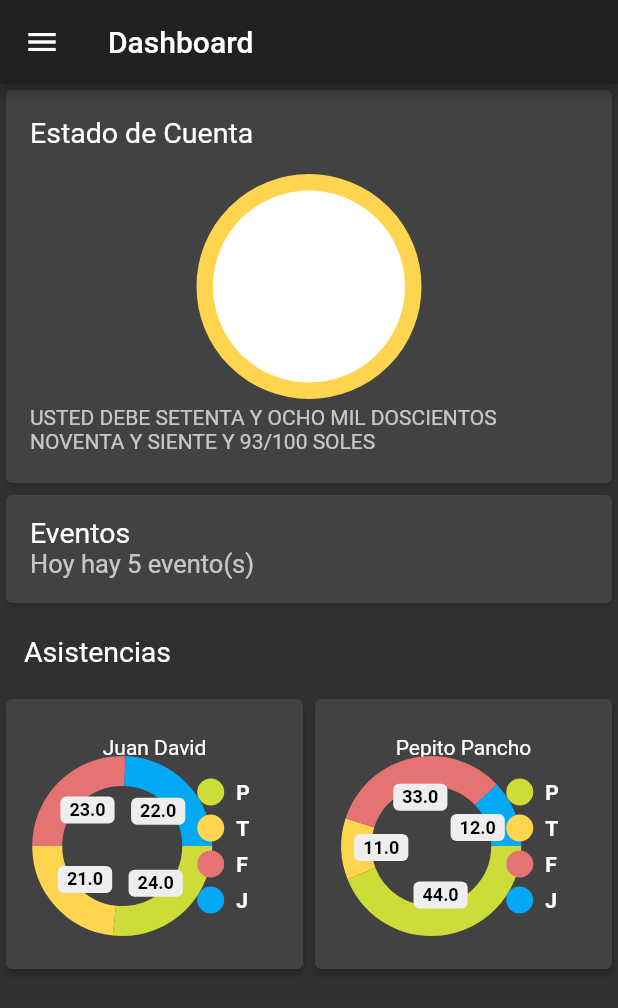
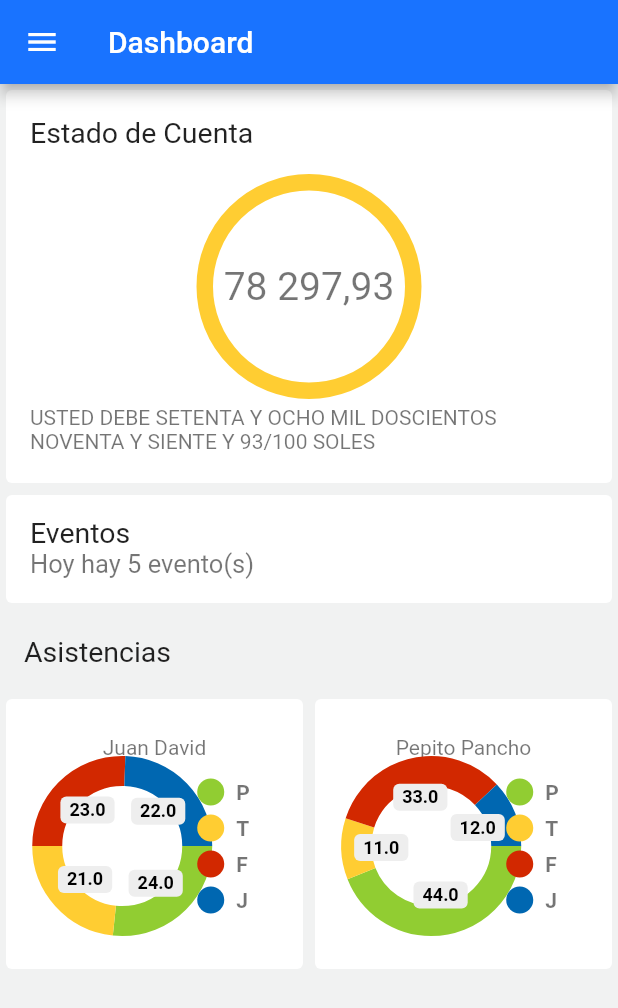
Before and after one commit to open-way/school_mobile_portal, a Flutter app: the DashboardPage screen opened by its route, on a phone screen of 412 x 824 dp. Shown: the top 1008 px of the screen. Run offline on Flutter 3.47's test engine with Material 2 defaults, Android fonts, the phone set to English and light mode, and no system bars; drawn by our look-alikes of pie_chart; our stand-ins replace flutter_secure_storage, rflutter_alert, table_calendar; missing offline and left inert: animated_dialog_box, http_interceptor; accounts and stored records are empty.

Commit message:
Agenda-Asistencia-Dash v0.4.0

```diff
--- a/lib/models/agenda_model.dart
+++ b/lib/models/agenda_model.dart
@@ -1,7 +1,7 @@
 import 'package:flutter/foundation.dart';
 
 class AgendaModel {
-  final int idActividad;
+  final String idActividad;
   final String fechaInicio;
   final String fechaFinal;
   final String nombre;
@@ -29,7 +29,7 @@ class AgendaModel {
 
   factory AgendaModel.fromJson(Map<String, dynamic> json) {
     return AgendaModel(
-      idActividad: json['id_actividad'] as int,
+      idActividad: json['id_actividad'] as String,
       fechaInicio: json['fecha_inicio'] as String,
       fechaFinal: json['fecha_final'] as String,
       nombre: json['nombre'] as String,
--- a/lib/models/dashboard_model.dart
+++ b/lib/models/dashboard_model.dart
@@ -3,7 +3,7 @@ import 'package:flutter/foundation.dart';
 class DashboardModel {
   final List<dynamic> estadoCuentaResumen;
   final String eventos;
-  final List<dynamic> asistencias;
+  final Map<String, dynamic> asistencias;
 
   DashboardModel({
     @required this.estadoCuentaResumen,
@@ -15,7 +15,7 @@ class DashboardModel {
     return DashboardModel(
       estadoCuentaResumen: json['estado_cuenta_resumen'] as List<dynamic>,
       eventos: json['eventos'] as String,
-      asistencias: json['asistencias'] as List<dynamic>,
+      asistencias: json['asistencias'] as Map<String, dynamic>,
     );
   }
 }
--- a/lib/pages/dashboard_page/dashboard_page.dart
+++ b/lib/pages/dashboard_page/dashboard_page.dart
@@ -3,6 +3,7 @@ import 'package:flutter/material.dart';
 import 'package:school_mobile_portal/models/dashboard_model.dart';
 import 'package:school_mobile_portal/pages/agenda_page/agenda_page.dart';
 import 'package:school_mobile_portal/pages/asistencia_page/asistencia_page.dart';
+import 'package:school_mobile_portal/pages/estado_cuenta_page/estado_cuenta_page.dart';
 import 'package:school_mobile_portal/services/auth.service.dart';
 import 'package:school_mobile_portal/services/dashboard.service.dart';
 import 'package:school_mobile_portal/widgets/drawer.dart';
@@ -22,7 +23,7 @@ class DashboardPage extends StatefulWidget {
 }
 
 class _DashboardPageState extends State<DashboardPage> {
-  final DashboardService portalPadresService = new DashboardService();
+  final DashboardService dashboardService = new DashboardService();
 
   @override
   void initState() {
@@ -62,7 +63,7 @@ class _DashboardPageState extends State<DashboardPage> {
 
   Widget futureBuildEstadoCuenta(BuildContext context) {
     return FutureBuilder(
-        future: portalPadresService.getDashboard(),
+        future: dashboardService.getDashboard(),
         builder: (context, AsyncSnapshot<List<DashboardModel>> snapshot) {
           if (snapshot.hasError) print(snapshot.error);
           if (snapshot.hasData) {
@@ -71,7 +72,7 @@ class _DashboardPageState extends State<DashboardPage> {
             var texto = dashboard[0].estadoCuentaResumen[0]['texto'];
             var color = dashboard[0].estadoCuentaResumen[0]['color'];
 
-            return _circle(importe, texto, Color(hexStringToHexInt(color)));
+            return _circle(importe, texto, Color(int.parse(color)));
           } else {
             return Center(child: CircularProgressIndicator());
           }
@@ -80,7 +81,7 @@ class _DashboardPageState extends State<DashboardPage> {
 
   Widget futureBuildEventos(BuildContext context) {
     return FutureBuilder(
-        future: portalPadresService.getDashboard(),
+        future: dashboardService.getDashboard(),
         builder: (context, AsyncSnapshot<List<DashboardModel>> snapshot) {
           if (snapshot.hasError) print(snapshot.error);
           if (snapshot.hasData) {
@@ -96,7 +97,7 @@ class _DashboardPageState extends State<DashboardPage> {
 
   Widget futureBuildAsistencias(BuildContext context) {
     return FutureBuilder(
-        future: portalPadresService.getDashboard(),
+        future: dashboardService.getDashboard(),
         builder: (context, AsyncSnapshot<List<DashboardModel>> snapshot) {
           if (snapshot.hasError) print(snapshot.error);
           if (snapshot.hasData) {
@@ -110,20 +111,21 @@ class _DashboardPageState extends State<DashboardPage> {
         });
   }
 
-  hexStringToHexInt(String hex) {
+  /*hexStringToHexInt(String hex) {
     hex = hex.replaceFirst('#', '');
     hex = hex.length == 6 ? 'ff' + hex : hex;
     int val = int.parse(hex, radix: 16);
     return val;
-  }
+  }*/
 
   Widget _circle(String importe, String texto, Color color) => new Card(
+        elevation: 0,
         child: InkWell(
             splashColor: Colors.blue.withAlpha(30),
             onTap: () {
               Navigator.push(
                 context,
-                MaterialPageRoute(builder: (context) => AsistenciaPage()),
+                MaterialPageRoute(builder: (context) => EstadoCuentaPage()),
               );
             },
             child: Column(mainAxisSize: MainAxisSize.min, children: <Widget>[
@@ -140,7 +142,7 @@ class _DashboardPageState extends State<DashboardPage> {
             ])),
       );
 
-  Widget _cardEsdadoCuenta(String saldo, Color color) => new Card(
+  /*Widget _cardEsdadoCuenta(String saldo, Color color) => new Card(
         color: color,
         child: InkWell(
           splashColor: Colors.blue.withAlpha(30),
@@ -160,9 +162,10 @@ class _DashboardPageState extends State<DashboardPage> {
             ),
           ),
         ),
-      );
+      );*/
 
   Widget _cardEventos(String cantEventos) => new Card(
+        elevation: 0,
         child: InkWell(
           splashColor: Colors.blue.withAlpha(30),
           onTap: () {
@@ -181,17 +184,19 @@ class _DashboardPageState extends State<DashboardPage> {
         ),
       );
 
-  Widget _cardAsistencias(List listaAsistencia) {
+  Widget _cardAsistencias(Map<String, dynamic> listaAsistencia) {
     var children = <Widget>[];
     var card = Column(children: <Widget>[
       ListTile(title: Text('Asistencias', style: TextStyle(fontSize: 19))),
       Row(children: children)
     ]);
-    for (var i = 0; i < listaAsistencia.length; i++) {
+    Map<String, dynamic> colores = listaAsistencia['colores'];
+    List<dynamic> alumnos = listaAsistencia['alumnos'];
+    for (var i = 0; i < alumnos.length; i++) {
       children.add(LayoutBuilder(
           builder: (BuildContext context, BoxConstraints constraints) {
         var localWidth;
-        if (listaAsistencia.length > 1) {
+        if (alumnos.length > 1) {
           localWidth = MediaQuery.of(context).size.width / 2;
         } else {
           localWidth = MediaQuery.of(context).size.width / 1;
@@ -199,7 +204,7 @@ class _DashboardPageState extends State<DashboardPage> {
         return Container(
             width: localWidth,
             child: Card(
-                elevation: 2,
+                elevation: 0,
                 child: InkWell(
                     splashColor: Colors.blue.withAlpha(30),
                     onTap: () {
@@ -210,26 +215,20 @@ class _DashboardPageState extends State<DashboardPage> {
                     },
                     child: PieChartAsistencia(
                         colorList: [
-                          Color(hexStringToHexInt(
-                              listaAsistencia[i]['puntual_color'])),
-                          Color(hexStringToHexInt(
-                              listaAsistencia[i]['tarde_color'])),
-                          Color(hexStringToHexInt(
-                              listaAsistencia[i]['falta_color'])),
-                          Color(hexStringToHexInt(
-                              listaAsistencia[i]['justificada_color']))
+                          Color(int.parse(colores['puntual_color'])),
+                          Color(int.parse(colores['tarde_color'])),
+                          Color(int.parse(colores['falta_color'])),
+                          Color(int.parse(colores['justificado_color']))
                         ],
                         dataMap: {
-                          'P':
-                              double.parse(listaAsistencia[i]['puntual_valor']),
-                          'T': double.parse(listaAsistencia[i]['tarde_valor']),
-                          'F': double.parse(listaAsistencia[i]['falta_valor']),
-                          'J': double.parse(
-                              listaAsistencia[i]['justificada_valor'])
+                          'P': double.parse(alumnos[i]['puntual_valor']),
+                          'T': double.parse(alumnos[i]['tarde_valor']),
+                          'F': double.parse(alumnos[i]['falta_valor']),
+                          'J': double.parse(alumnos[i]['justificada_valor'])
                         },
                         fontSize: 14,
                         size: 180,
-                        text: Text(listaAsistencia[i]['nombre'],
+                        text: Text(alumnos[i]['nombre'],
                             style: TextStyle(fontSize: 14))))));
       }));
     }
--- a/lib/services/dashboard.service.dart
+++ b/lib/services/dashboard.service.dart
@@ -12,7 +12,7 @@ class DashboardService {
   Future<List<DashboardModel>> getDashboard() async {
     //http.Response res = await http.get('$theUrl');
     String pres =
-        '{"data":[{"estado_cuenta_resumen":[{"importe":"00,00","texto":"USTED DEBE SETENTA Y OCHO MIL DOSCIENTOS NOVENTA Y SIENTE Y 93/100 SOLES","color":"#FFD54F"}],"eventos":"5","asistencias":[{"id_alumno":"1","nombre":"Juan David","puntual_valor":"24","tarde_valor":"21","falta_valor":"23","justificada_valor":"22","puntual_color":"#CDDC39","tarde_color":"#FFD54F","falta_color":"#E57373","justificada_color":"#03A9F4"},{"id_alumno":"2","nombre":"Pepito Pancho","puntual_valor":"44","tarde_valor":"11","falta_valor":"33","justificada_valor":"12","puntual_color":"#CDDC39","tarde_color":"#FFD54F","falta_color":"#E57373","justificada_color":"#03A9F4"}]}]}';
+        '{"data":[{"estado_cuenta_resumen":[{"importe":"78 297,93","texto":"USTED DEBE SETENTA Y OCHO MIL DOSCIENTOS NOVENTA Y SIENTE Y 93/100 SOLES","color":"0xFFFFCD32"}],"eventos":"5","asistencias":{"colores":{"puntual_color":"0xFF91CD32","tarde_color":"0xFFFFCD32","falta_color":"0xFFD22800","justificado_color":"0xFF0067B1"},"alumnos":[{"id_alumno":"1","nombre":"Juan David","puntual_valor":"24","tarde_valor":"21","falta_valor":"23","justificada_valor":"22"},{"id_alumno":"2","nombre":"Pepito Pancho","puntual_valor":"44","tarde_valor":"11","falta_valor":"33","justificada_valor":"12"}]}}]}';
     Map<String, dynamic> res = await jsonDecode(pres);
     //if (res.statusCode == 200) {
     if (jsonEncode(res) != null) {
--- a/lib/theme/dark.theme.dart
+++ b/lib/theme/dark.theme.dart
@@ -1,6 +1,10 @@
 import 'package:flutter/material.dart';
 
-final ThemeData darkTheme = new ThemeData(
-  primarySwatch: Colors.green,
-  brightness: Brightness.dark,
-);
+ThemeData darkTheme = ThemeData.dark().copyWith(
+    primaryColor: Colors.blueGrey,
+    accentColor: Color(0xff40bf7a),
+    textTheme: TextTheme(
+        headline6: TextStyle(color: Color(0xff40bf7a)),
+        subtitle2: TextStyle(color: Colors.white),
+        subtitle1: TextStyle(color: Color(0xff40bf7a))),
+    appBarTheme: AppBarTheme(color: Color(0xff1f655d)));
--- a/lib/theme/default.theme.dart
+++ /dev/null
@@ -1,6 +0,0 @@
-import 'package:flutter/material.dart';
-
-final ThemeData dafaultTheme = new ThemeData(
-  primarySwatch: Colors.blue,
-
-);
--- /dev/null
+++ b/lib/theme/lamb_themes.dart
@@ -0,0 +1,12 @@
+import 'package:flutter/material.dart';
+import 'package:school_mobile_portal/theme/dark.theme.dart';
+import 'package:school_mobile_portal/theme/light.theme.dart';
+
+//enum ThemeType { Light, Dark }
+
+class LambThemes {
+  //ThemeChosser._();
+
+  static ThemeData dark = darkTheme;
+  static ThemeData light = lightTheme;
+}
--- /dev/null
+++ b/lib/theme/light.theme.dart
@@ -0,0 +1,30 @@
+import 'package:flutter/material.dart';
+
+final ThemeData lightTheme = new ThemeData(
+    primaryColor: Color(0xFF1973FF),
+    //dialog button
+    accentColor: Color(0xFF003366),
+    //all background color
+    canvasColor: Color(0xFFF1F2F2),
+    //backgroundColor: Color(0xFFB9BABA),
+    textTheme: TextTheme(
+      //ListTitle(title)
+      subtitle1: TextStyle(color: Colors.black87),
+      //Menu texto
+      bodyText1: TextStyle(color: Colors.black87),
+      //Calentar title, widget Text()
+      bodyText2: TextStyle(color: Colors.black54),
+    ),
+    appBarTheme: AppBarTheme(
+        //AppBar
+        color: Color(0xFF1973FF),
+        //icon
+        actionsIconTheme: IconThemeData(color: Color(0xFFB9BABA))),
+    //tabBarTheme: TabBarTheme(labelColor: Color(0xFF003366)),
+
+    primarySwatch: Colors.blue,
+    brightness: Brightness.light,
+    primaryColorBrightness: Brightness.dark,
+    accentColorBrightness: Brightness.dark,
+    backgroundColor: Color(0xFFB9BABA),
+    inputDecorationTheme: InputDecorationTheme(fillColor: Color(0xFFB9BABA)));
```
Also changed, not shown: lib/main.dart (+5 -2 lines), lib/models/asistencia_model.dart (+9 -6 lines), lib/pages/agenda_page/agenda_page.dart (+14 -9 lines), lib/pages/asistencia_page/asistencia_page.dart (+18 -18 lines).
